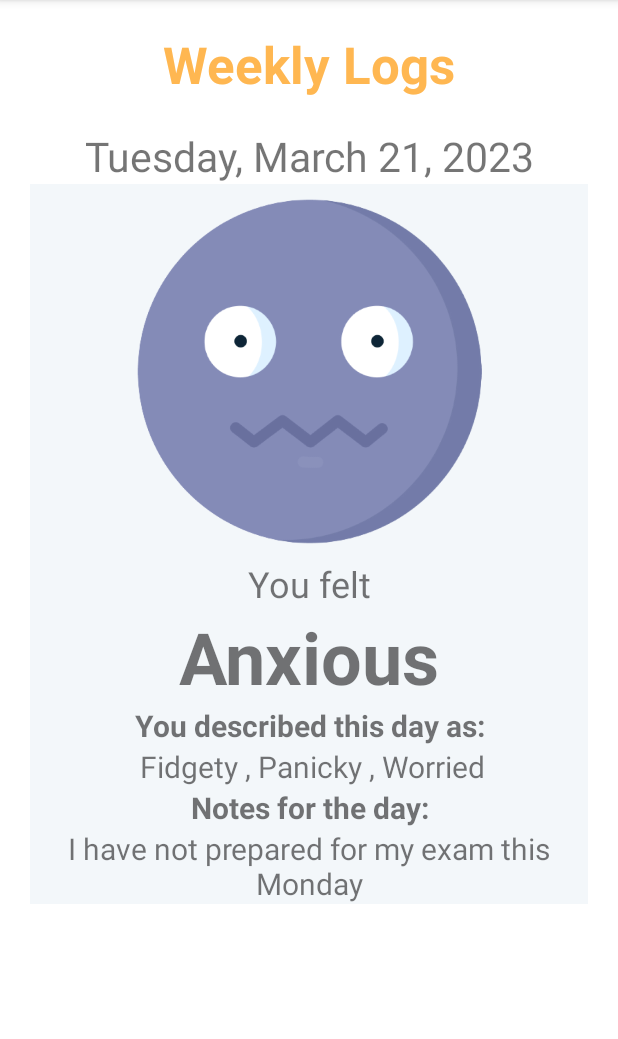
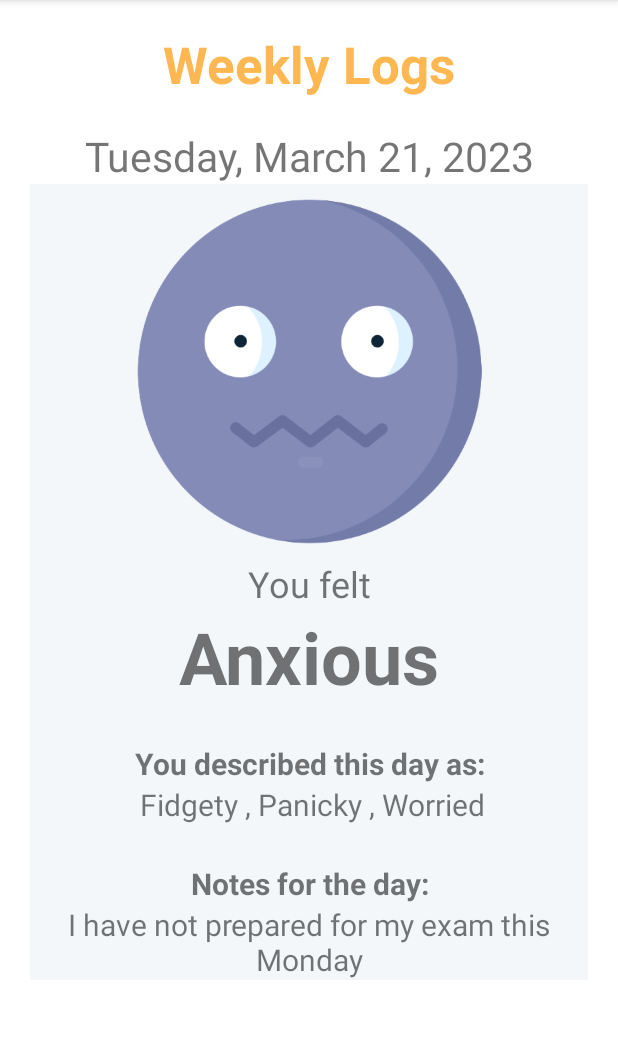
Before and after one commit to diegooooop/Bright_Side_Project, an Android app: the WeeklySummaryActivity screen opened directly, with no data from a screen before it, on a phone screen of 412 x 824 dp, the part 84-1123 px from its top. Run offline under Robolectric (Android 15) with nearby library versions, the phone set to English and light mode, and no system bars.

Commit message:
fixing layout

```diff
--- a/app/src/main/res/layout/item_layout_weekly_entry.xml
+++ b/app/src/main/res/layout/item_layout_weekly_entry.xml
@@ -73,6 +73,8 @@
                 android:id="@+id/linearLayout2"
                 android:layout_width="match_parent"
                 android:layout_height="wrap_content"
+                android:layout_marginTop="25dp"
+                android:layout_marginBottom="25dp"
                 android:gravity="center_vertical"
                 android:orientation="vertical">
 
```
